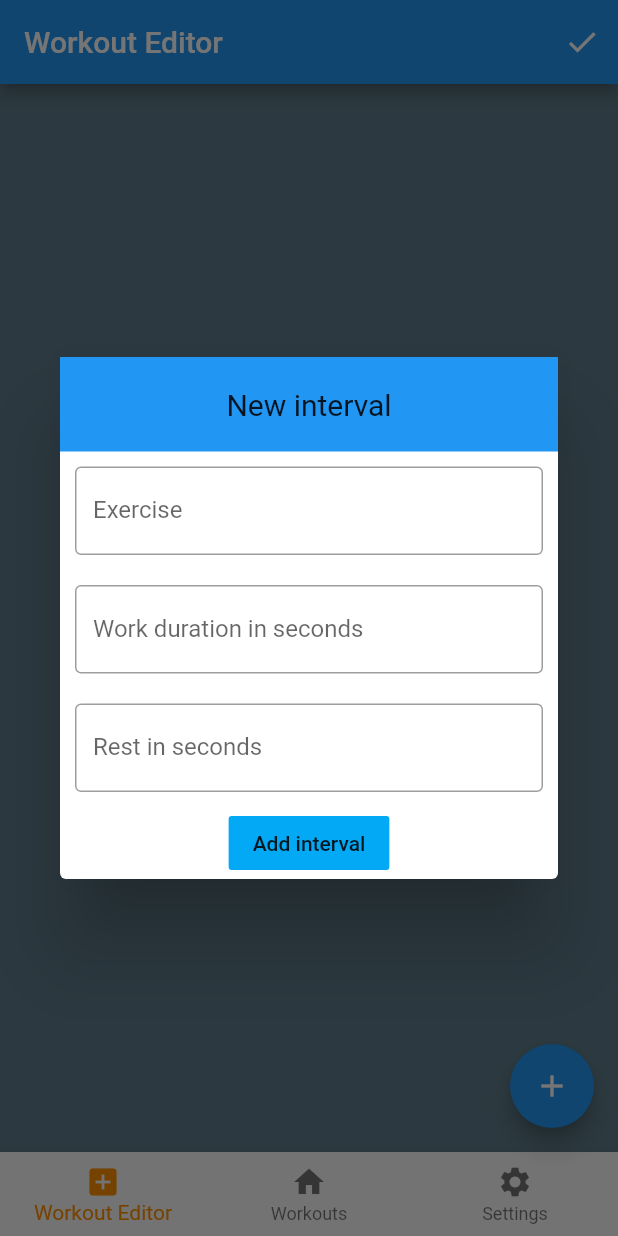
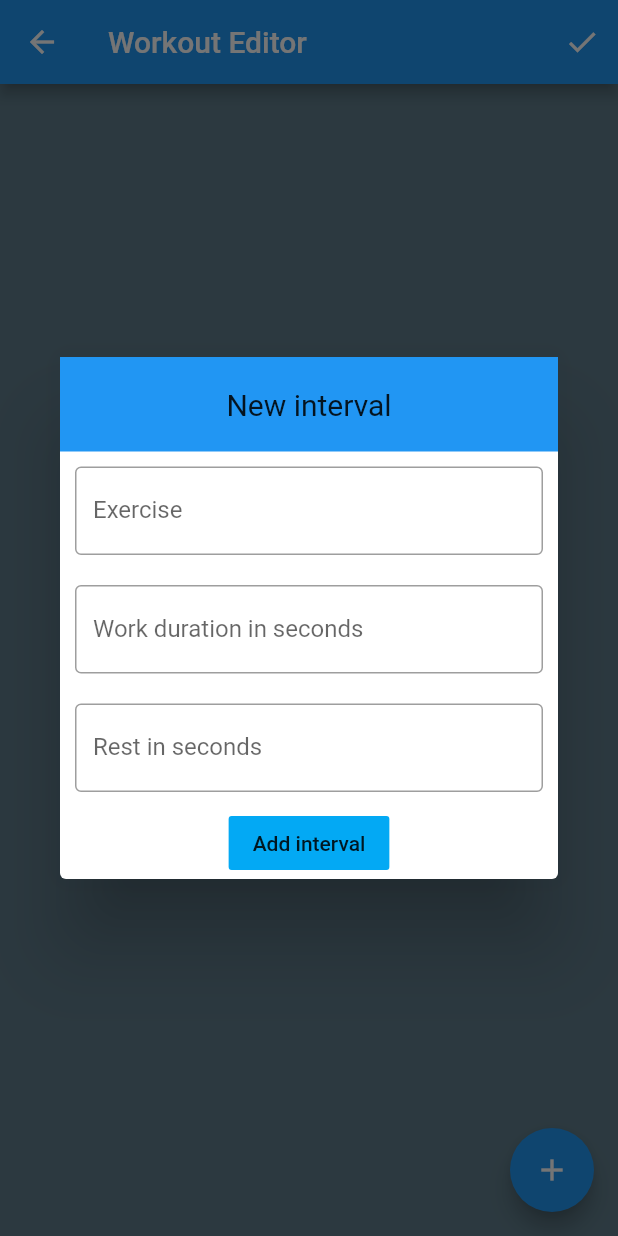
Before and after one commit to janushannesarson/Basketball-Interval-Training, a Flutter app: the HomeScreen screen opened directly, after a tap on the "add" icon, on a phone screen of 412 x 824 dp. Run offline on Flutter 3.47's test engine with Material 2 defaults, Android fonts, the phone set to English and light mode, and no system bars; our stand-ins replace sqflite; accounts and stored records are empty.

```diff
--- a/lib/home_screen/home_screen.dart
+++ b/lib/home_screen/home_screen.dart
@@ -10,8 +10,6 @@ class HomeScreen extends StatefulWidget {
 
 class _HomeScreenState extends State<HomeScreen> {
   HomeScreenViewModel viewModel = HomeScreenViewModel();
-
-  int _selectedIndex = 1;
 
   void _onReorder(int oldIndex, int newIndex) {
     setState(() {
@@ -30,12 +28,6 @@ class _HomeScreenState extends State<HomeScreen> {
   void _onAddConfirmed(String exercise, int duration, int rest) {
     setState(() {
       viewModel.addInterval(exercise, duration, rest);
-    });
-  }
-
-  void _onItemTapped(int index){
-    setState(() {
-      _selectedIndex = index;
     });
   }
 
@@ -62,7 +54,7 @@ class _HomeScreenState extends State<HomeScreen> {
                   child: Card(
                     elevation: 8,
                     child: ListTile(
-                      title: Text("${index.title}"),
+                      title: Text("${index.description}"),
                       subtitle: Text(
                           "Duration: ${index.duration} seconds Rest: ${index.rest} seconds"),
                       trailing: Icon(Icons.drag_handle),
@@ -76,18 +68,6 @@ class _HomeScreenState extends State<HomeScreen> {
         onPressed: _addIntervalDialog,
         child: Icon(Icons.add),
       ),
-      bottomNavigationBar: BottomNavigationBar(
-        items: const <BottomNavigationBarItem>[
-          BottomNavigationBarItem(icon: Icon(Icons.add_box), title: Text("Workout Editor")),
-          BottomNavigationBarItem(icon: Icon(Icons.home), title: Text("Workouts")),
-          BottomNavigationBarItem(icon: Icon(Icons.settings), title: Text("Settings"))
-        ],
-        currentIndex: _selectedIndex,
-        selectedItemColor: Colors.amber[800],
-        onTap: _onItemTapped,
-        )
-      ,
-
     );
   }
 }
--- a/lib/home_screen/home_screen_view_model.dart
+++ b/lib/home_screen/home_screen_view_model.dart
@@ -13,7 +13,7 @@ class HomeScreenViewModel {
   }
 
   void addInterval(String exercise, int duration, int rest){
-    intervals.add(WorkInterval(title: exercise, duration: duration, rest: rest));
+    intervals.add(WorkInterval(description: exercise, duration: duration, rest: rest));
   }
 
 }
--- a/lib/main.dart
+++ b/lib/main.dart
@@ -1,10 +1,32 @@
 import 'package:basketball_workouts/home_screen/home_screen.dart';
+import 'package:basketball_workouts/settings_screen/settings_screen.dart';
+import 'package:basketball_workouts/workouts_screen/workouts_screen.dart';
 import 'package:flutter/material.dart';
 
 void main() => runApp(MyApp());
 
-class MyApp extends StatelessWidget {
+class MyApp extends StatefulWidget {
   // This widget is the root of your application.
+  @override
+  _MyAppState createState() => _MyAppState();
+}
+
+class _MyAppState extends State<MyApp> {
+  int _selectedIndex = 1;
+
+  void _onItemTapped(int index) {
+    setState(() {
+      _selectedIndex = index;
+    });
+  }
+
+  Widget _callScreen(){
+    switch(_selectedIndex){
+      case 0: return WorkoutsScreen();
+      case 1: return SettingsScreen();
+    }
+  }
+
   @override
   Widget build(BuildContext context) {
     return MaterialApp(
@@ -12,7 +34,19 @@ class MyApp extends StatelessWidget {
       theme: ThemeData(
         primarySwatch: Colors.blue,
       ),
-      home: HomeScreen(),
+      home: Scaffold(
+        body: _callScreen(),
+        bottomNavigationBar: BottomNavigationBar(
+        items: const <BottomNavigationBarItem>[
+          BottomNavigationBarItem(icon: Icon(Icons.home), title: Text("Workouts")),
+          BottomNavigationBarItem(icon: Icon(Icons.settings), title: Text("Settings"))
+        ],
+        currentIndex: _selectedIndex,
+        selectedItemColor: Colors.amber[800],
+        onTap: _onItemTapped,
+        )
+      ,
+      ),
     );
   }
 }
--- a/lib/model/work_interval.dart
+++ b/lib/model/work_interval.dart
@@ -1,7 +1,7 @@
 class WorkInterval{
-  String title;
+  String description;
   int duration;
   int rest;
 
-  WorkInterval({this.title, this.duration, this.rest});
+  WorkInterval({this.description, this.duration, this.rest});
 }
--- /dev/null
+++ b/lib/model/workout.dart
@@ -0,0 +1,13 @@
+class Workout{
+  final int id;
+  final String name;
+
+  Workout({this.id ,this.name});
+
+  Map<String, dynamic> toMap(){
+    return {
+      'id': id,
+      'name': name,
+    };
+  }
+}
--- a/pubspec.yaml
+++ b/pubspec.yaml
@@ -19,6 +19,8 @@ environment:
 dependencies:
   flutter:
     sdk: flutter
+  sqflite: ^1.2.0
+  path:
 
   # The following adds the Cupertino Icons font to your application.
   # Use with the CupertinoIcons class for iOS style icons.
```
Also changed, not shown: lib/database/database_repository.dart (added, +17 -0 lines), lib/database/workouts_dao.dart (added, +38 -0 lines), lib/settings_screen/settings_screen.dart (added, +12 -0 lines), lib/workouts_screen/new_workout_dialog.dart (added, +57 -0 lines), lib/workouts_screen/workouts_screen.dart (added, +72 -0 lines), lib/workouts_screen/workouts_screen_view_model.dart (added, +14 -0 lines), lib/settings_screen/settings_screen_view_model.dart (added), pubspec.lock.
